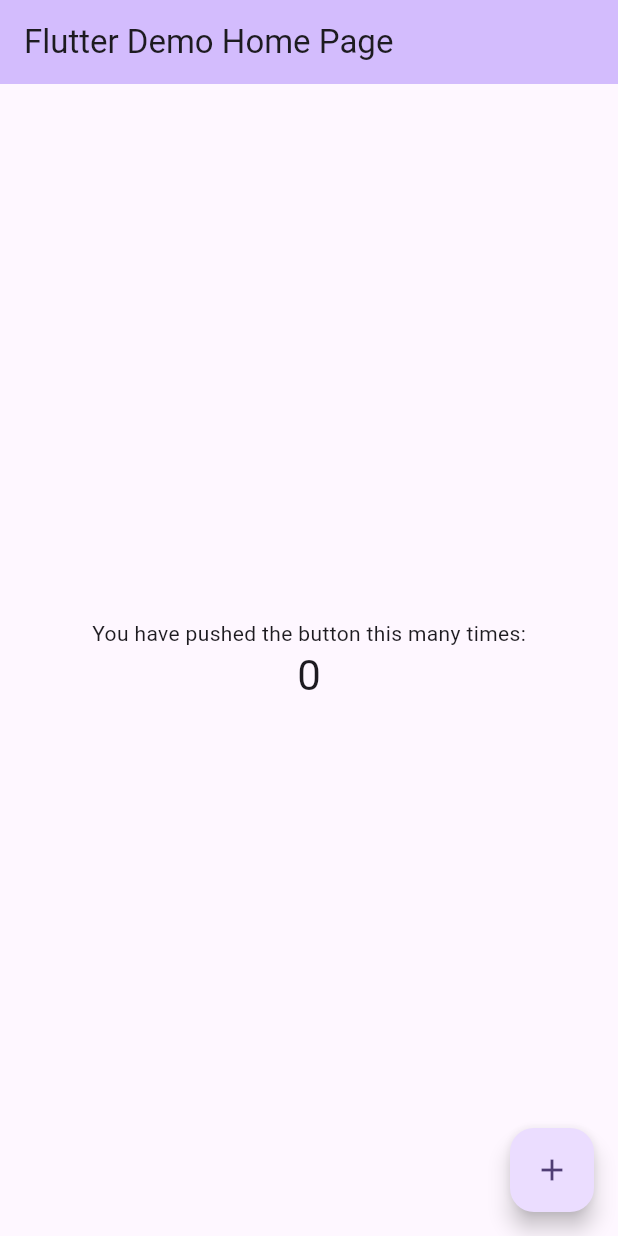
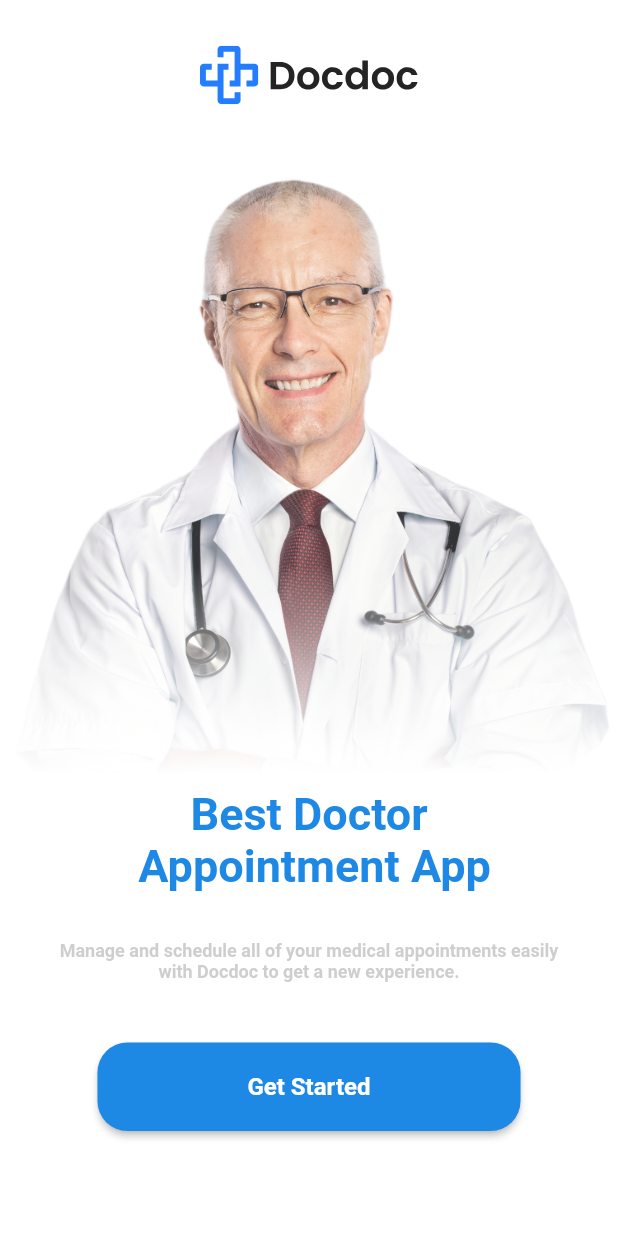
Before and after one commit to Hegazy02/doctorito, a Flutter app: the screen it shows after launch, on a phone screen of 412 x 824 dp. Run offline on Flutter 3.47's test engine with Material 2 defaults, Android fonts, the phone set to English and light mode, and no system bars; our stand-ins replace flutter_svg.

Commit message:
create home board view

```diff
--- /dev/null
+++ b/lib/core/theme/styles.dart
@@ -0,0 +1,12 @@
+import 'package:flutter/material.dart';
+
+class Styles {
+  static TextStyle style30 = TextStyle(
+      fontSize: 30, fontWeight: FontWeight.bold, color: Colors.blue[600]);
+  static TextStyle style12 = TextStyle(
+      fontSize: 12,
+      fontWeight: FontWeight.bold,
+      color: Colors.grey.withOpacity(0.5));
+  static const TextStyle style16 =
+      TextStyle(fontSize: 16, fontWeight: FontWeight.bold, color: Colors.white);
+}
--- /dev/null
+++ b/lib/features/home/presentation/views/home_view.dart
@@ -0,0 +1,14 @@
+import 'package:doctorito/features/home/presentation/views/home_view_body.dart';
+import 'package:flutter/material.dart';
+
+class HomeView extends StatelessWidget {
+  const HomeView({super.key});
+
+  @override
+  Widget build(BuildContext context) {
+    return const Scaffold(
+      backgroundColor: Colors.white,
+      body: SafeArea(child: HomeViewBody()),
+    );
+  }
+}
--- /dev/null
+++ b/lib/features/home/presentation/views/home_view_body.dart
@@ -0,0 +1,97 @@
+import 'package:doctorito/core/theme/styles.dart';
+import 'package:flutter/material.dart';
+import 'package:flutter_svg/flutter_svg.dart';
+
+class HomeViewBody extends StatelessWidget {
+  const HomeViewBody({super.key});
+
+  @override
+  Widget build(BuildContext context) {
+    return Padding(
+      padding: const EdgeInsets.symmetric(vertical: 30),
+      child: Column(
+        children: [
+          SizedBox(
+              height: 40,
+              child: SvgPicture.asset(
+                "assets/images/logo.svg",
+              )),
+          const SizedBox(
+            height: 30,
+          ),
+          Expanded(
+            child: Stack(
+              children: [
+                ColorFiltered(
+                  colorFilter: ColorFilter.mode(
+                    Colors.white.withOpacity(0.8),
+                    BlendMode.modulate,
+                  ),
+                  child: Image.asset(
+                    "assets/images/Image.png",
+                  ),
+                ),
+                Container(
+                  width: double.infinity,
+                  decoration: BoxDecoration(
+                      gradient: LinearGradient(
+                    colors: [
+                      Colors.white.withOpacity(0),
+                      Colors.white.withOpacity(0),
+                      Colors.white.withOpacity(0),
+                      Colors.white,
+                      Colors.white,
+                    ],
+                    end: Alignment.bottomCenter,
+                    begin: Alignment.topCenter,
+                  )),
+                ),
+                Positioned.fill(
+                  bottom: 60,
+                  child: Align(
+                    alignment: Alignment.bottomCenter,
+                    child: Text(
+                      "Best Doctor \n Appointment App",
+                      textAlign: TextAlign.center,
+                      style: Styles.style30,
+                    ),
+                  ),
+                ),
+                Positioned.fill(
+                  child: Align(
+                    alignment: Alignment.bottomCenter,
+                    child: Padding(
+                      padding: const EdgeInsets.symmetric(horizontal: 30),
+                      child: Text(
+                        "Manage and schedule all of your medical appointments easily with Docdoc to get a new experience.",
+                        style: Styles.style12,
+                        textAlign: TextAlign.center,
+                      ),
+                    ),
+                  ),
+                ),
+              ],
+            ),
+          ),
+          const SizedBox(
+            height: 40,
+          ),
+          ElevatedButton(
+              onPressed: () {},
+              style: ElevatedButton.styleFrom(
+                  shape: RoundedRectangleBorder(
+                      borderRadius: BorderRadius.circular(20)),
+                  padding: const EdgeInsets.symmetric(
+                      vertical: 20, horizontal: 100)),
+              child: const Text(
+                "Get Started",
+                style: Styles.style16,
+              )),
+          const SizedBox(
+            height: 40,
+          ),
+        ],
+      ),
+    );
+  }
+}
--- a/lib/main.dart
+++ b/lib/main.dart
@@ -1,3 +1,4 @@
+import 'package:doctorito/features/home/presentation/views/home_view.dart';
 import 'package:flutter/material.dart';
 
 void main() {
@@ -7,119 +8,17 @@ void main() {
 class MyApp extends StatelessWidget {
   const MyApp({super.key});
 
-  // This widget is the root of your application.
   @override
   Widget build(BuildContext context) {
     return MaterialApp(
-      title: 'Flutter Demo',
+      debugShowCheckedModeBanner: false,
+      home: const HomeView(),
       theme: ThemeData(
-        // This is the theme of your application.
-        //
-        // TRY THIS: Try running your application with "flutter run". You'll see
-        // the application has a blue toolbar. Then, without quitting the app,
-        // try changing the seedColor in the colorScheme below to Colors.green
-        // and then invoke "hot reload" (save your changes or press the "hot
-        // reload" button in a Flutter-supported IDE, or press "r" if you used
-        // the command line to start the app).
-        //
-        // Notice that the counter didn't reset back to zero; the application
-        // state is not lost during the reload. To reset the state, use hot
-        // restart instead.
-        //
-        // This works for code too, not just values: Most code changes can be
-        // tested with just a hot reload.
-        colorScheme: ColorScheme.fromSeed(seedColor: Colors.deepPurple),
-        useMaterial3: true,
-      ),
-      home: const MyHomePage(title: 'Flutter Demo Home Page'),
+          primaryColor: Colors.blue[600],
+          elevatedButtonTheme: ElevatedButtonThemeData(
+              style: ElevatedButton.styleFrom(
+            backgroundColor: Colors.blue[600],
+          ))),
     );
   }
 }
-
-class MyHomePage extends StatefulWidget {
-  const MyHomePage({super.key, required this.title});
-
-  // This widget is the home page of your application. It is stateful, meaning
-  // that it has a State object (defined below) that contains fields that affect
-  // how it looks.
-
-  // This class is the configuration for the state. It holds the values (in this
-  // case the title) provided by the parent (in this case the App widget) and
-  // used by the build method of the State. Fields in a Widget subclass are
-  // always marked "final".
-
-  final String title;
-
-  @override
-  State<MyHomePage> createState() => _MyHomePageState();
-}
-
-class _MyHomePageState extends State<MyHomePage> {
-  int _counter = 0;
-
-  void _incrementCounter() {
-    setState(() {
-      // This call to setState tells the Flutter framework that something has
-      // changed in this State, which causes it to rerun the build method below
-      // so that the display can reflect the updated values. If we changed
-      // _counter without calling setState(), then the build method would not be
-      // called again, and so nothing would appear to happen.
-      _counter++;
-    });
-  }
-
-  @override
-  Widget build(BuildContext context) {
-    // This method is rerun every time setState is called, for instance as done
-    // by the _incrementCounter method above.
-    //
-    // The Flutter framework has been optimized to make rerunning build methods
-    // fast, so that you can just rebuild anything that needs updating rather
-    // than having to individually change instances of widgets.
-    return Scaffold(
-      appBar: AppBar(
-        // TRY THIS: Try changing the color here to a specific color (to
-        // Colors.amber, perhaps?) and trigger a hot reload to see the AppBar
-        // change color while the other colors stay the same.
-        backgroundColor: Theme.of(context).colorScheme.inversePrimary,
-        // Here we take the value from the MyHomePage object that was created by
-        // the App.build method, and use it to set our appbar title.
-        title: Text(widget.title),
-      ),
-      body: Center(
-        // Center is a layout widget. It takes a single child and positions it
-        // in the middle of the parent.
-        child: Column(
-          // Column is also a layout widget. It takes a list of children and
-          // arranges them vertically. By default, it sizes itself to fit its
-          // children horizontally, and tries to be as tall as its parent.
-          //
-          // Column has various properties to control how it sizes itself and
-          // how it positions its children. Here we use mainAxisAlignment to
-          // center the children vertically; the main axis here is the vertical
-          // axis because Columns are vertical (the cross axis would be
-          // horizontal).
-          //
-          // TRY THIS: Invoke "debug painting" (choose the "Toggle Debug Paint"
-          // action in the IDE, or press "p" in the console), to see the
-          // wireframe for each widget.
-          mainAxisAlignment: MainAxisAlignment.center,
-          children: <Widget>[
-            const Text(
-              'You have pushed the button this many times:',
-            ),
-            Text(
-              '$_counter',
-              style: Theme.of(context).textTheme.headlineMedium,
-            ),
-          ],
-        ),
-      ),
-      floatingActionButton: FloatingActionButton(
-        onPressed: _incrementCounter,
-        tooltip: 'Increment',
-        child: const Icon(Icons.add),
-      ), // This trailing comma makes auto-formatting nicer for build methods.
-    );
-  }
-}
--- a/pubspec.yaml
+++ b/pubspec.yaml
@@ -35,6 +35,7 @@ dependencies:
   # The following adds the Cupertino Icons font to your application.
   # Use with the CupertinoIcons class for iOS style icons.
   cupertino_icons: ^1.0.2
+  flutter_svg: ^2.0.9
 
 dev_dependencies:
   flutter_test:
@@ -59,9 +60,8 @@ flutter:
   uses-material-design: true
 
   # To add assets to your application, add an assets section, like this:
-  # assets:
-  #   - images/a_dot_burr.jpeg
-  #   - images/a_dot_ham.jpeg
+  assets:
+    - assets/images/
 
   # An image asset can refer to one or more resolution-specific "variants", see
   # https://flutter.dev/assets-and-images/#resolution-aware
```
Also changed, not shown: assets/images/Image.png (added), assets/images/logo.svg (added), pubspec.lock.
